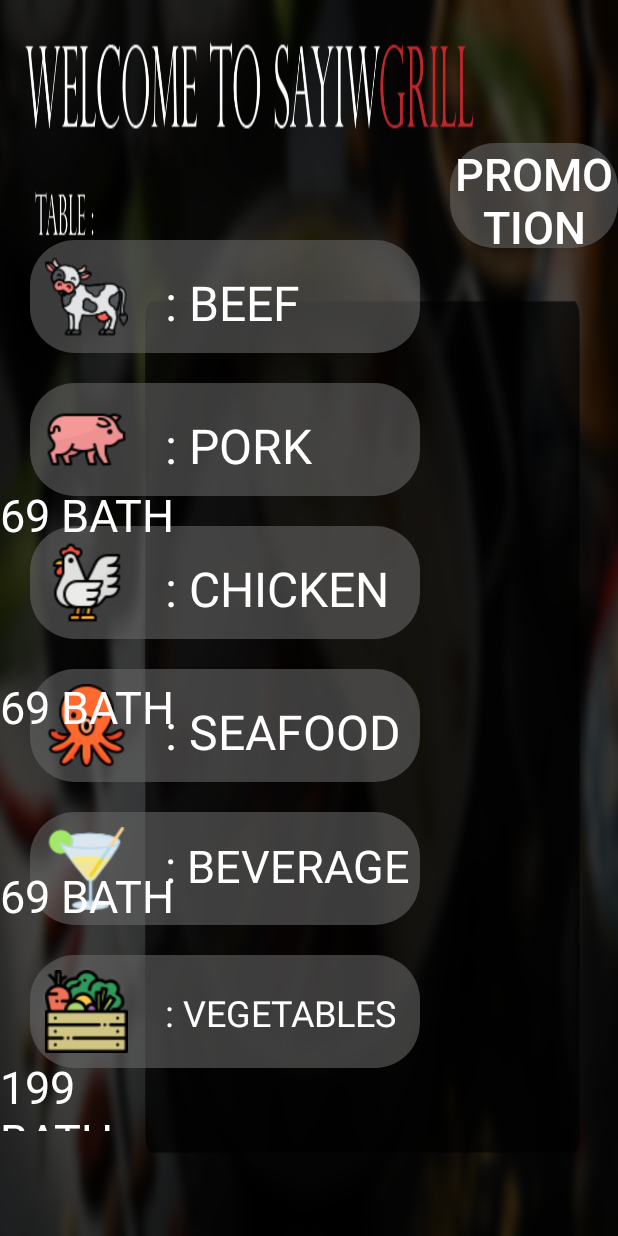
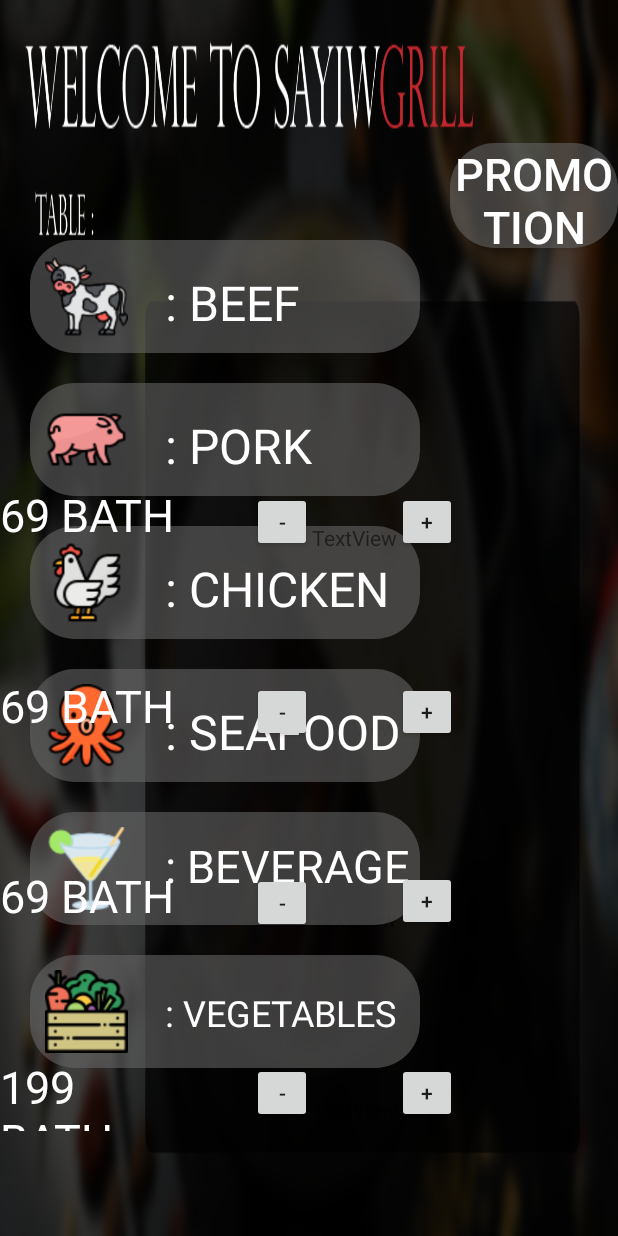
Before and after one commit to RunningTHPed/SayiwGrill, an Android app: the layout activity_menu.xml on its own in the app's theme, with its tools: preview values and no code run, on a phone screen of 412 x 824 dp. Run offline under Robolectric (Android 15) with nearby library versions, the phone set to English and light mode, and no system bars; plain views replace CarouselView.

Commit message:
Update activity_menu.xml

```diff
--- a/app/src/main/res/layout/activity_menu.xml
+++ b/app/src/main/res/layout/activity_menu.xml
@@ -6,6 +6,114 @@
     android:layout_height="match_parent"
     android:background="@drawable/background"
     tools:context=".Menu">
+
+    <TextView
+        android:id="@+id/num4"
+        android:layout_width="wrap_content"
+        android:layout_height="wrap_content"
+        android:layout_alignEnd="@+id/num1"
+        android:layout_alignRight="@+id/num1"
+        android:layout_alignBottom="@+id/num2"
+        android:layout_marginEnd="0dp"
+        android:layout_marginRight="0dp"
+        android:layout_marginBottom="-254dp"
+        android:text="TextView" />
+
+    <Button
+        android:id="@+id/plus4"
+        android:layout_width="40dp"
+        android:layout_height="40dp"
+        android:layout_alignEnd="@+id/plus1"
+        android:layout_alignRight="@+id/plus1"
+        android:layout_alignParentBottom="true"
+        android:layout_marginEnd="0dp"
+        android:layout_marginRight="0dp"
+        android:layout_marginBottom="75dp"
+        android:text="+" />
+
+    <Button
+        android:id="@+id/minus4"
+        android:layout_width="40dp"
+        android:layout_height="40dp"
+        android:layout_alignEnd="@+id/minus1"
+        android:layout_alignRight="@+id/minus1"
+        android:layout_alignBottom="@+id/minus2"
+        android:layout_marginEnd="0dp"
+        android:layout_marginRight="0dp"
+        android:layout_marginBottom="-254dp"
+        android:text="-" />
+
+    <TextView
+        android:id="@+id/num3"
+        android:layout_width="wrap_content"
+        android:layout_height="wrap_content"
+        android:layout_alignEnd="@+id/num1"
+        android:layout_alignRight="@+id/num1"
+        android:layout_alignBottom="@+id/num2"
+        android:layout_marginEnd="0dp"
+        android:layout_marginRight="0dp"
+        android:layout_marginBottom="-127dp"
+        android:text="TextView" />
+
+    <Button
+        android:id="@+id/minus3"
+        android:layout_width="40dp"
+        android:layout_height="40dp"
+        android:layout_alignEnd="@+id/minus1"
+        android:layout_alignRight="@+id/minus1"
+        android:layout_alignBottom="@+id/plus2"
+        android:layout_marginEnd="0dp"
+        android:layout_marginRight="0dp"
+        android:layout_marginBottom="-127dp"
+        android:text="-" />
+
+    <Button
+        android:id="@+id/plus3"
+        android:layout_width="40dp"
+        android:layout_height="40dp"
+        android:layout_alignEnd="@+id/plus1"
+        android:layout_alignRight="@+id/plus1"
+        android:layout_alignParentBottom="true"
+        android:layout_marginEnd="0dp"
+        android:layout_marginRight="0dp"
+        android:layout_marginBottom="203dp"
+        android:text="+" />
+
+    <TextView
+        android:id="@+id/num2"
+        android:layout_width="wrap_content"
+        android:layout_height="wrap_content"
+        android:layout_alignEnd="@+id/num1"
+        android:layout_alignRight="@+id/num1"
+        android:layout_alignBottom="@+id/plus2"
+        android:layout_marginEnd="0dp"
+        android:layout_marginRight="0dp"
+        android:layout_marginBottom="0dp"
+        android:text="TextView" />
+
+    <Button
+        android:id="@+id/plus2"
+        android:layout_width="40dp"
+        android:layout_height="40dp"
+        android:layout_alignEnd="@+id/plus1"
+        android:layout_alignRight="@+id/plus1"
+        android:layout_alignParentBottom="true"
+        android:layout_marginEnd="0dp"
+        android:layout_marginRight="0dp"
+        android:layout_marginBottom="329dp"
+        android:text="+" />
+
+    <Button
+        android:id="@+id/minus2"
+        android:layout_width="40dp"
+        android:layout_height="40dp"
+        android:layout_alignEnd="@+id/minus1"
+        android:layout_alignRight="@+id/minus1"
+        android:layout_alignBottom="@+id/plus2"
+        android:layout_marginEnd="0dp"
+        android:layout_marginRight="0dp"
+        android:layout_marginBottom="0dp"
+        android:text="-" />
 
     <ImageButton
         android:id="@+id/imgbutton1"
@@ -339,11 +447,11 @@
         android:layout_alignParentRight="true"
         android:layout_alignParentBottom="true"
         android:layout_marginEnd="280dp"
-        android:layout_marginRight="250dp"
+        android:layout_marginRight="280dp"
         android:layout_marginBottom="451dp"
+        android:text="69 BATH"
         android:textColor="#FFFFFF"
-        android:textSize="30dp"
-        android:text="69 BATH" />
+        android:textSize="30dp" />
 
     <TextView
         android:id="@+id/price2"
@@ -352,9 +460,9 @@
         android:layout_alignParentEnd="true"
         android:layout_alignParentRight="true"
         android:layout_alignParentBottom="true"
-        android:layout_marginEnd="280dp"
-        android:layout_marginRight="250dp"
-        android:layout_marginBottom="323dp"
+        android:layout_marginEnd="279dp"
+        android:layout_marginRight="279dp"
+        android:layout_marginBottom="324dp"
         android:text="69 BATH"
         android:textColor="#FFFFFF"
         android:textSize="30dp" />
@@ -394,9 +502,9 @@
         android:layout_alignParentStart="true"
         android:layout_alignParentLeft="true"
         android:layout_alignParentBottom="true"
-        android:layout_marginStart="600dp"
-        android:layout_marginLeft="607dp"
-        android:layout_marginBottom="465dp"
+        android:layout_marginStart="601dp"
+        android:layout_marginLeft="600dp"
+        android:layout_marginBottom="456dp"
         android:text="Brisket"
         android:textColor="#FFFFFF"
         android:textSize="30dp" />
@@ -443,5 +551,43 @@
         android:textColor="#FFFFFF"
         android:textSize="30dp" />
 
+    <Button
+        android:id="@+id/minus1"
+        android:layout_width="40dp"
+        android:layout_height="40dp"
+        android:layout_alignBottom="@+id/num1"
+        android:layout_marginEnd="0dp"
+        android:layout_marginRight="0dp"
+        android:layout_marginBottom="0dp"
+        android:layout_toStartOf="@+id/num1"
+        android:layout_toLeftOf="@+id/num1"
+        android:minWidth="40dp"
+        android:minHeight="40dp"
+        android:text="-" />
+
+    <Button
+        android:id="@+id/plus1"
+        android:layout_width="40dp"
+        android:layout_height="40dp"
+        android:layout_alignParentEnd="true"
+        android:layout_alignParentRight="true"
+        android:layout_alignParentBottom="true"
+        android:layout_marginEnd="107dp"
+        android:layout_marginRight="107dp"
+        android:layout_marginBottom="456dp"
+        android:text="+" />
+
+    <TextView
+        android:id="@+id/num1"
+        android:layout_width="wrap_content"
+        android:layout_height="wrap_content"
+        android:layout_alignBottom="@+id/plus1"
+        android:layout_marginEnd="0dp"
+        android:layout_marginRight="0dp"
+        android:layout_marginBottom="0dp"
+        android:layout_toStartOf="@+id/plus1"
+        android:layout_toLeftOf="@+id/plus1"
+        android:text="TextView" />
+
 
 </RelativeLayout>
```
